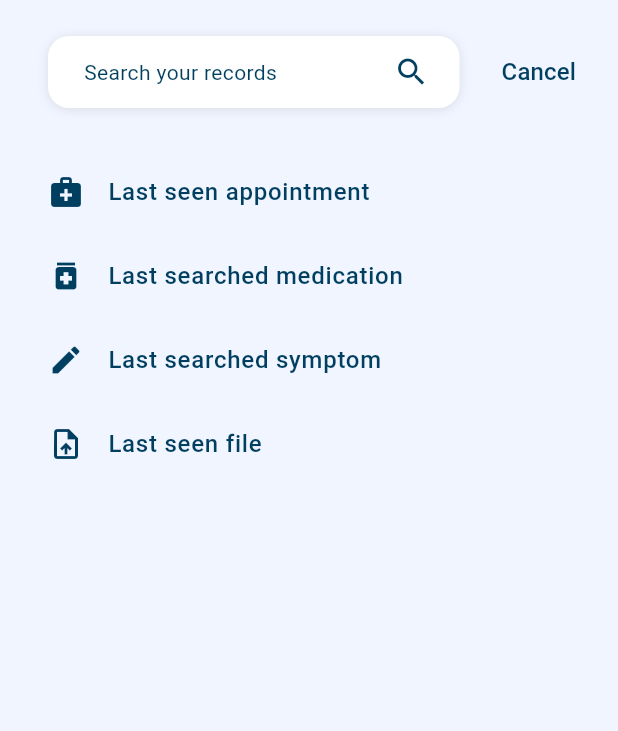
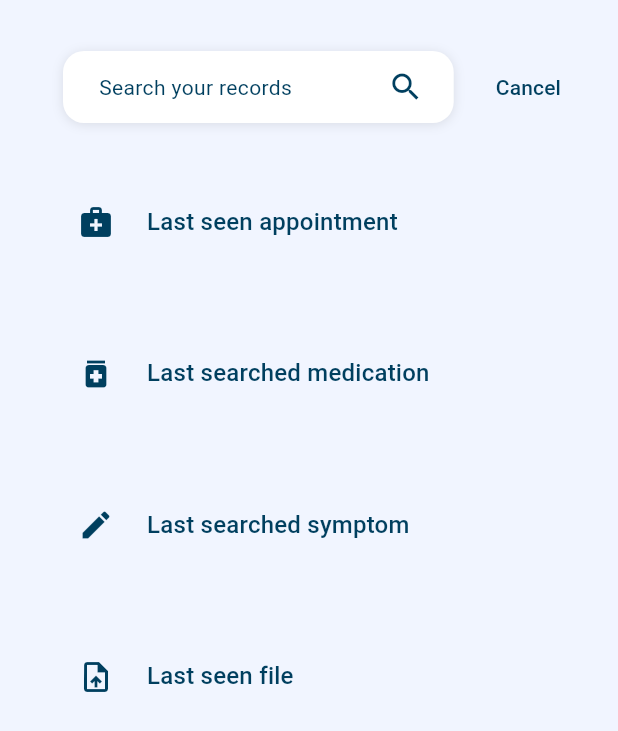
Before and after one commit to cristianvitor01/health_monitor, a Flutter app: the SearchPage screen opened directly, on a phone screen of 412 x 824 dp. Shown: the top 731 px of the screen. Run offline on Flutter 3.47's test engine with Material 3 defaults, Android fonts, the phone set to English and light mode, and no system bars; our stand-ins replace table_calendar; Roboto replaces fonts that are missing (Poppins).

Commit message:
Refatorando tela de busca.

```diff
--- a/lib/main.dart
+++ b/lib/main.dart
@@ -1,7 +1,7 @@
 import 'package:flutter/material.dart';
-import 'screens/dashboard/dashboard_page.dart';
+// import 'screens/dashboard/dashboard_page.dart';
 // import 'screens/medical_info/medical_info_page.dart';
-// import 'screens/search/search_page.dart';
+import 'screens/search/search_page.dart';
 // import 'screens/symptoms/symptoms_page.dart';
 // import 'screens/medications/medication_page.dart';
 // import 'screens/appointment/appointment_page.dart';
@@ -21,7 +21,7 @@ class MainApp extends StatelessWidget {
     return const MaterialApp(
       debugShowCheckedModeBanner: false,
       // title: 'Health Monitor',
-      home: DashboardPage(),
+      home: SearchPage(),
     );
   }
 }
--- a/lib/screens/search/search_page.dart
+++ b/lib/screens/search/search_page.dart
@@ -11,7 +11,7 @@ class SearchPage extends StatelessWidget {
       backgroundColor: UIColor.backgroundColor,
       body: SafeArea(
         child: Padding(
-          padding: const EdgeInsets.all(16.0), // Espaçamento consistente
+          padding: const EdgeInsets.all(26.0), // Espaçamento consistente
           child: Column(
             children: [
               Row(
@@ -23,15 +23,15 @@ class SearchPage extends StatelessWidget {
                     ),
                   ),
                   TextButton(
-                    onPressed: () {
-                      // Adicione funcionalidade ao botão 'Cancel'
-                    },
+                    onPressed: () {},
                     child: const Text(
                       'Cancel',
                       style: TextStyle(
+                        fontSize: 14,
                         fontFamily: 'Poppins',
-                        fontSize: 16.0,
                         fontWeight: FontWeight.w500,
+                        height: 1.43,
+                        letterSpacing: 0.10,
                         color: UIColor.textMain,
                       ),
                     ),
@@ -46,18 +46,22 @@ class SearchPage extends StatelessWidget {
                       icon: Icons.medical_services,
                       title: 'Last seen appointment',
                     ),
+                    SizedBox(height: 25.0),
                     SuggestionTile(
                       icon: Icons.medication,
                       title: 'Last searched medication',
                     ),
+                    SizedBox(height: 25.0),
                     SuggestionTile(
                       icon: Icons.edit,
                       title: 'Last searched symptom',
                     ),
+                    SizedBox(height: 25.0),
                     SuggestionTile(
                       icon: Icons.upload_file,
                       title: 'Last seen file',
                     ),
+                    SizedBox(height: 25.0),
                   ],
                 ),
               ),
@@ -81,16 +85,24 @@ class SuggestionTile extends StatelessWidget {
 
   @override
   Widget build(BuildContext context) {
-    return ListTile(
-      leading: Icon(icon, color: UIColor.textMain),
-      title: Text(
+    return Padding(
+      padding: const EdgeInsets.all(26.0),
+      child: Row(
+        children: [
+          Icon(icon, color: UIColor.textMain),
+          const SizedBox(width: 22.0),
+          Text(
             title,
             style: const TextStyle(
+              fontSize: 16,
               fontFamily: 'Poppins',
-          fontSize: 16.0,
               fontWeight: FontWeight.w500,
+              height: 1.50,
+              letterSpacing: 0.15,
               color: UIColor.textMain,
             ),
+          ),
+        ],
       ),
     );
   }
```
Lines whose indentation alone changed are shown as unchanged.
